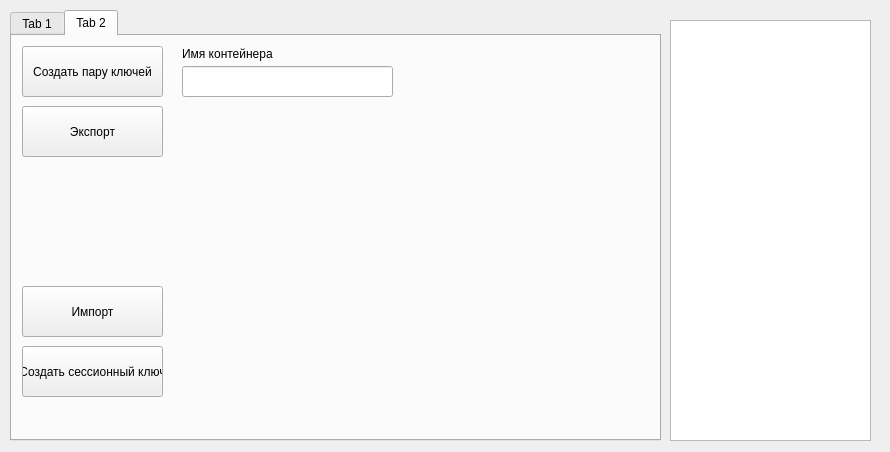
This is mainwindow.ui in suiljex/cryptoapi_lab as Qt 5 draws it before an edit. The edited form follows.
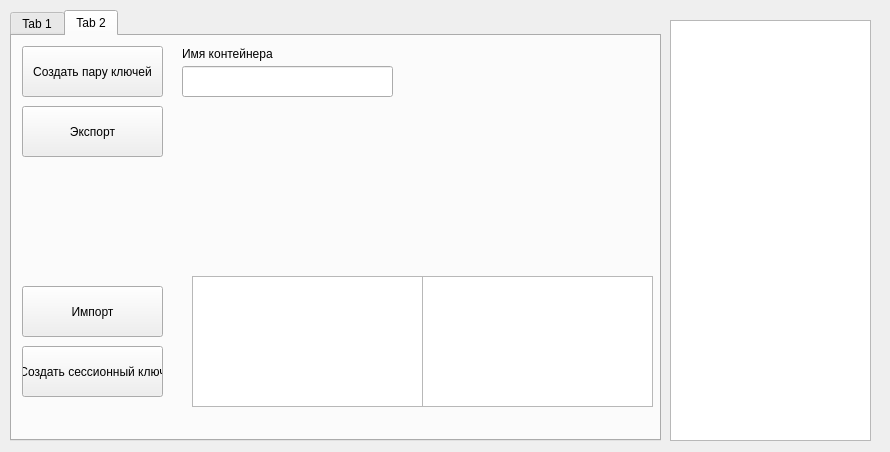
This is the edited form.

Commit message: ADD Добавлен экспорт сессионных ключей

Patch:
```diff
--- a/mainwindow.ui
+++ b/mainwindow.ui
@@ -226,6 +226,26 @@
        <string>Создать сессионный ключ</string>
       </property>
      </widget>
+     <widget class="QTextEdit" name="textEdit_3">
+      <property name="geometry">
+       <rect>
+        <x>180</x>
+        <y>240</y>
+        <width>231</width>
+        <height>131</height>
+       </rect>
+      </property>
+     </widget>
+     <widget class="QTextEdit" name="textEdit_4">
+      <property name="geometry">
+       <rect>
+        <x>410</x>
+        <y>240</y>
+        <width>231</width>
+        <height>131</height>
+       </rect>
+      </property>
+     </widget>
     </widget>
    </widget>
   </widget>
```
The commit also changes 2 other files.
